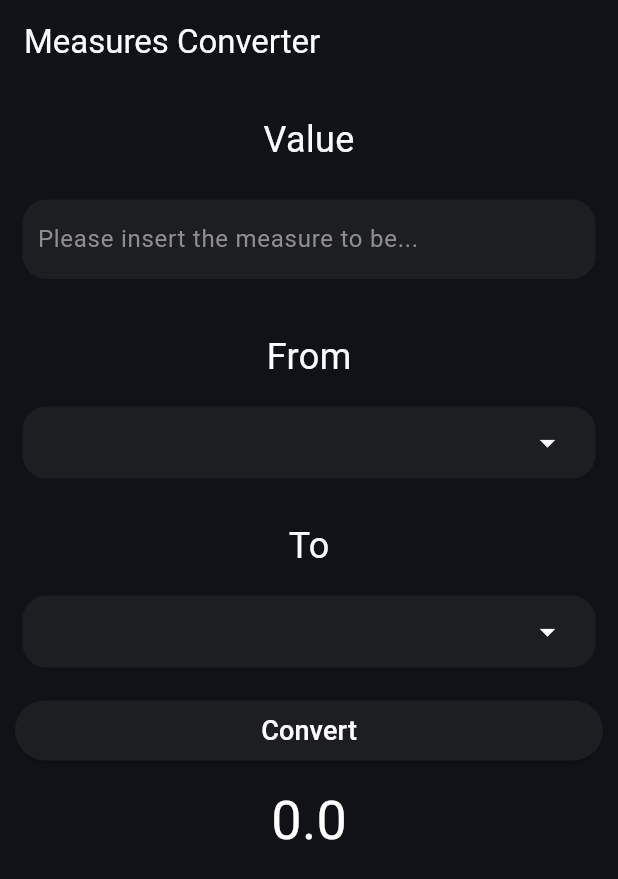
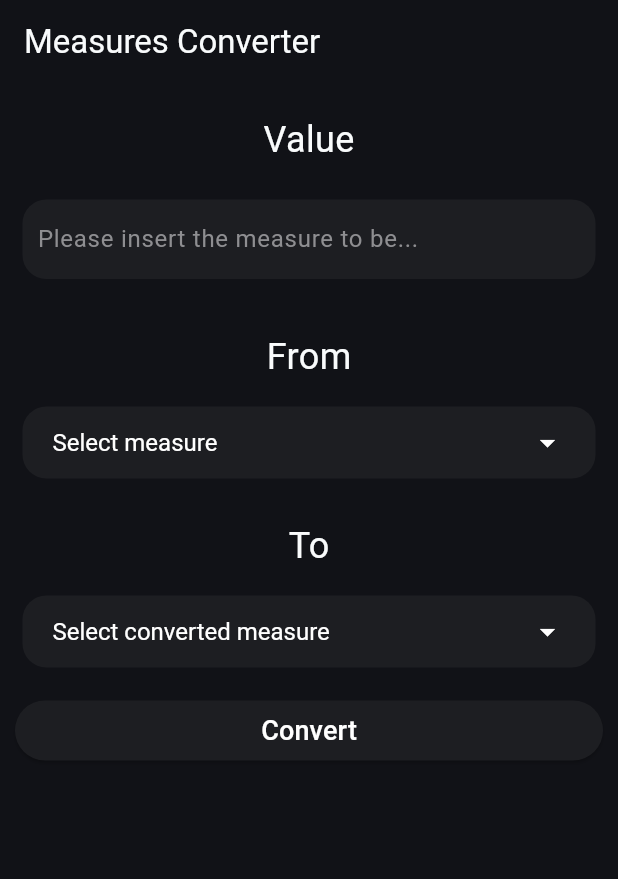
Before and after one commit to PiuPauxD/converter, a Flutter app: the screen it shows after launch, after a tap on "Convert", on a phone screen of 412 x 824 dp. Shown: the top 879 px of the screen. Run offline on Flutter 3.47's test engine with Material 3 defaults, Android fonts, the phone set to English and light mode, and no system bars.

```diff
--- a/lib/main.dart
+++ b/lib/main.dart
@@ -18,7 +18,47 @@ class MyApp extends StatefulWidget {
 class _MyAppState extends State<MyApp> {
   double? numberFrom;
   String? startMeasure;
+  String? convertedMeasure;
   final List<String> measures = ['meters', 'kilometres', 'grams', 'kilograms', 'feet', 'miles', 'pounds (lbs)', 'ounces'];
+  final Map<String, int> measuresMap = {
+    'meters' : 0,
+    'kilometres' : 1,
+    'grams' : 2,
+    'kilograms' : 3,
+    'feet' : 4,
+    'miles' : 5,
+    'pounds (lbs)' : 6,
+    'ounces' : 7,
+  };
+
+  final dynamic formulas = {
+    '0' : [1, 0.001, 0, 0, 3.28084, 0.000621371, 0, 0],
+    '1' : [1000, 1, 0, 0, 3280.84, 0.621371, 0, 0],
+    '2' : [0, 0, 1, 0.0001, 0, 0, 0.00220462, 0.035274],
+    '3' : [0, 0, 1000, 1, 0, 0, 2.20462, 35.274],
+    '4' : [0.3048, 0.0003048, 0, 0, 1, 0.000189394, 0, 0],
+    '5' : [1609.34, 1.60934, 0, 0, 5280, 1, 0, 0],
+    '6' : [0, 0, 453.592, 0.453592, 0, 0, 1, 16],
+    '7' : [0, 0, 28.3495, 0.0283495, 3.28084, 0, 0.0625, 1],
+  };
+
+  void convert (double value, String from, String to){
+    int? nFrom = measuresMap[from];
+    int? nTo = measuresMap[to];
+    var multiplier = formulas[nFrom.toString()][nTo];
+    var result = value * multiplier;
+    if (result == 0) {
+      resultMessage = 'This convertation cannot be performed';
+    } else{
+      resultMessage = '${numberFrom.toString()} $startMeasure are ${result.toString()} $convertedMeasure';
+    }
+    setState(() {
+      resultMessage = resultMessage;
+    });
+  }
+
+  String? resultMessage;
+
   @override
   void initState(){
     numberFrom = 0;
@@ -37,7 +77,8 @@ class _MyAppState extends State<MyApp> {
         ),
           ),
         ),
-        body: Center(
+        body: SingleChildScrollView(
+          child: Center(
             child: Column(
               children: [
 
@@ -64,6 +105,7 @@ class _MyAppState extends State<MyApp> {
                     child: Padding(
                       padding: const EdgeInsets.symmetric(horizontal: 10),
                       child: TextField(
+                        keyboardType: TextInputType.number,
                         style: TextStyle(
                           fontSize: 16,
                           color: Colors.white,
@@ -116,6 +158,11 @@ class _MyAppState extends State<MyApp> {
                       color: Color(0xff1d1e22),
                     ),
                     child: DropdownButton(
+                      hint: Text(
+                        'Select measure',
+                        style: TextStyle(color: Colors.white,
+                        ),
+                      ),
                       iconDisabledColor: Colors.white,
                       iconEnabledColor: Colors.white,
                       isExpanded: true,
@@ -127,7 +174,6 @@ class _MyAppState extends State<MyApp> {
                         color: Colors.white,
                       ),
                       underline: SizedBox(),
-                    value: startMeasure,
                       items: measures.map((String value) {
                         return DropdownMenuItem<String>(
                           value: value,
@@ -139,6 +185,7 @@ class _MyAppState extends State<MyApp> {
                           startMeasure = value;
                         });
                       },
+                      value: startMeasure,
                     ),
                   ),
                 ),
@@ -166,6 +213,11 @@ class _MyAppState extends State<MyApp> {
                       color: Color(0xff1d1e22),
                     ),
                     child: DropdownButton(
+                      hint: Text(
+                        'Select converted measure',
+                        style: TextStyle(color: Colors.white,
+                        ),
+                      ),
                       iconDisabledColor: Colors.white,
                       iconEnabledColor: Colors.white,
                       isExpanded: true,
@@ -177,7 +229,6 @@ class _MyAppState extends State<MyApp> {
                         color: Colors.white,
                       ),
                       underline: SizedBox(),
-                    value: startMeasure,
                       items: measures.map((String value) {
                         return DropdownMenuItem<String>(
                           value: value,
@@ -186,9 +237,10 @@ class _MyAppState extends State<MyApp> {
                       }).toList(),
                       onChanged: (value){
                         setState(() {
-                        startMeasure = value;
+                          convertedMeasure = value;
                         });
                       },
+                      value: convertedMeasure,
                     ),
                   ),
                 ),
@@ -199,7 +251,13 @@ class _MyAppState extends State<MyApp> {
                     style: ElevatedButton.styleFrom(
                       backgroundColor: Color(0xff1d1e22),
                     ),
-                  onPressed: (){},
+                    onPressed: (){
+                      if (startMeasure!.isEmpty || convertedMeasure!.isEmpty || numberFrom == 0){
+                        return;
+                      } else{
+                        convert(numberFrom!, startMeasure!, convertedMeasure!);
+                      }
+                    },
                     child: Center(
                       child: Text(
                         'Convert',
@@ -212,14 +270,18 @@ class _MyAppState extends State<MyApp> {
                   ),
                 ),
 
-              Text(
-                (numberFrom == null) ? '' : numberFrom.toString(),
+                Padding(
+                  padding: const EdgeInsets.symmetric(vertical: 10, horizontal: 15),
+                  child: Text(
+                    (resultMessage == null) ? '' : resultMessage.toString(),
                     style: TextStyle(
                       fontSize: 36,
                       color: Colors.white,
                     ),
                   ),
+                ),
               ],
+            ),
           ),
         ),
     );
```
Lines whose indentation alone changed are shown as unchanged.
